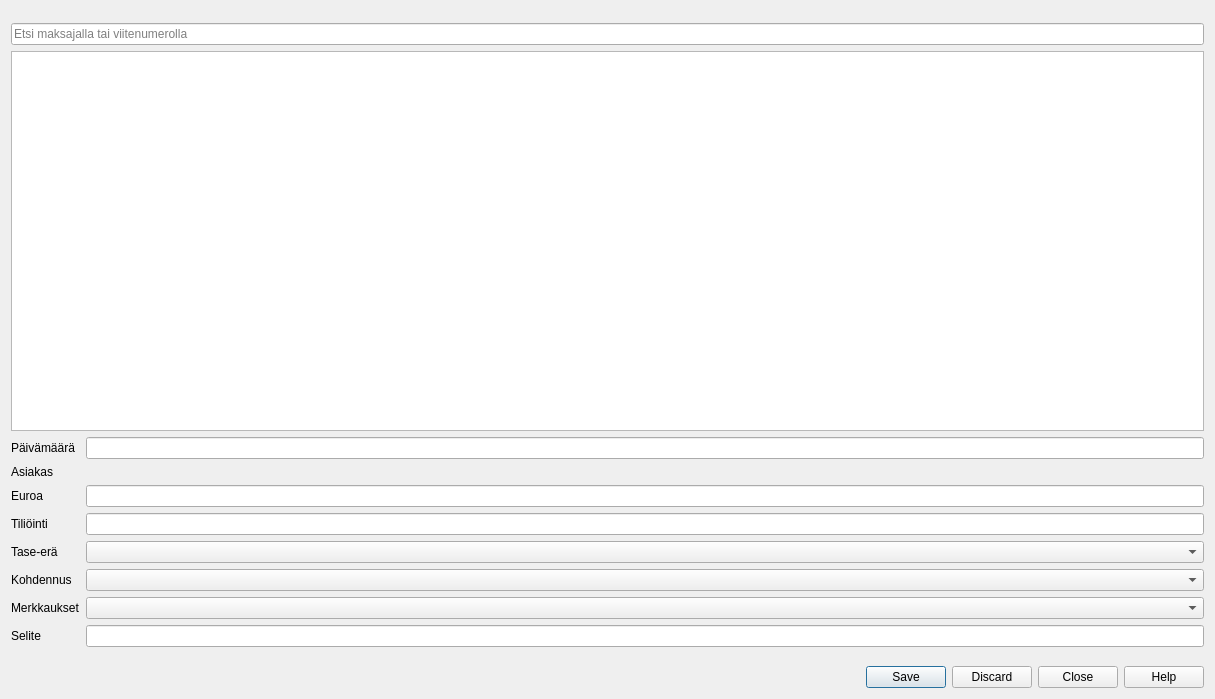
The window that kitupiikki/apuri/tiliotekirjaaja.ui (artoh/kitupiikki) describes before a commit, drawn with Qt 5.
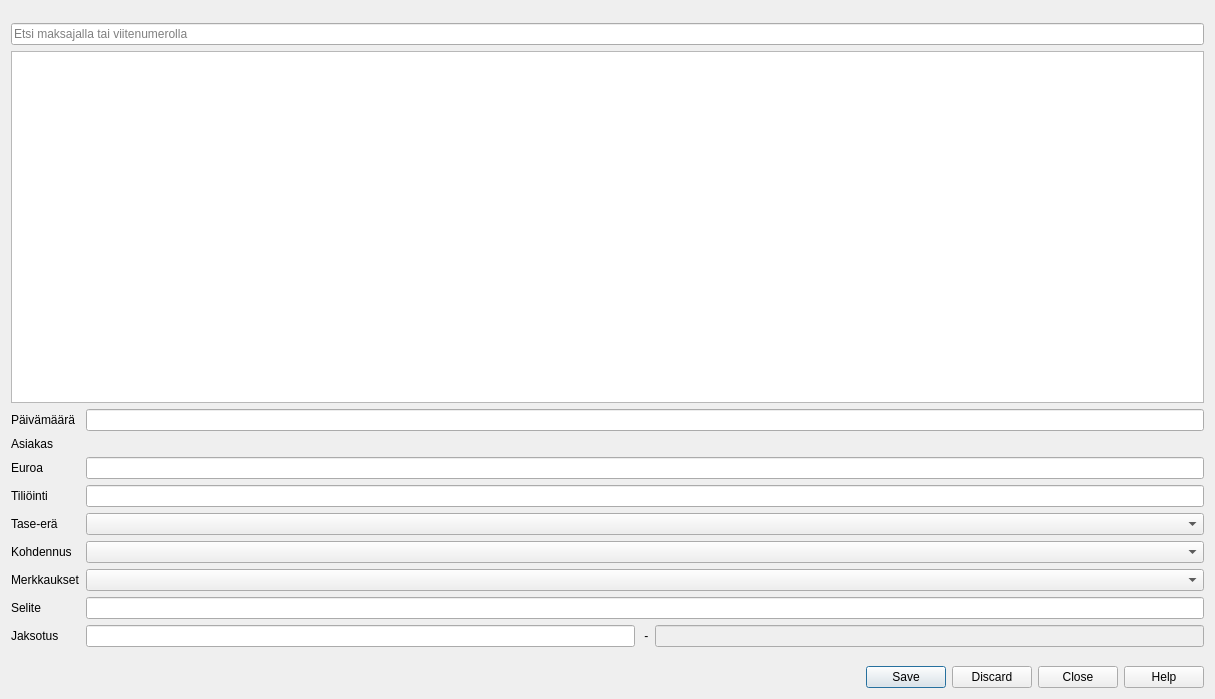
The same window after the commit. Custom widgets are drawn as their Qt base class.

Commit message: Jaksotus tiliotetuloilla ja -menoilla

```diff
--- a/kitupiikki/apuri/tiliotekirjaaja.ui
+++ b/kitupiikki/apuri/tiliotekirjaaja.ui
@@ -157,6 +157,34 @@
      <item row="4" column="1">
       <widget class="EraCombo" name="eraCombo"/>
      </item>
+     <item row="8" column="0">
+      <widget class="QLabel" name="jaksotusLabel">
+       <property name="text">
+        <string>Jaksotus</string>
+       </property>
+      </widget>
+     </item>
+     <item row="8" column="1">
+      <layout class="QHBoxLayout" name="horizontalLayout">
+       <item>
+        <widget class="KpDateEdit" name="jaksoAlkaaEdit"/>
+       </item>
+       <item>
+        <widget class="QLabel" name="jaksoViivaLabel">
+         <property name="text">
+          <string> -</string>
+         </property>
+        </widget>
+       </item>
+       <item>
+        <widget class="KpDateEdit" name="jaksoLoppuuEdit">
+         <property name="enabled">
+          <bool>false</bool>
+         </property>
+        </widget>
+       </item>
+      </layout>
+     </item>
     </layout>
    </item>
    <item>
```
The commit also changes 17 other files.
